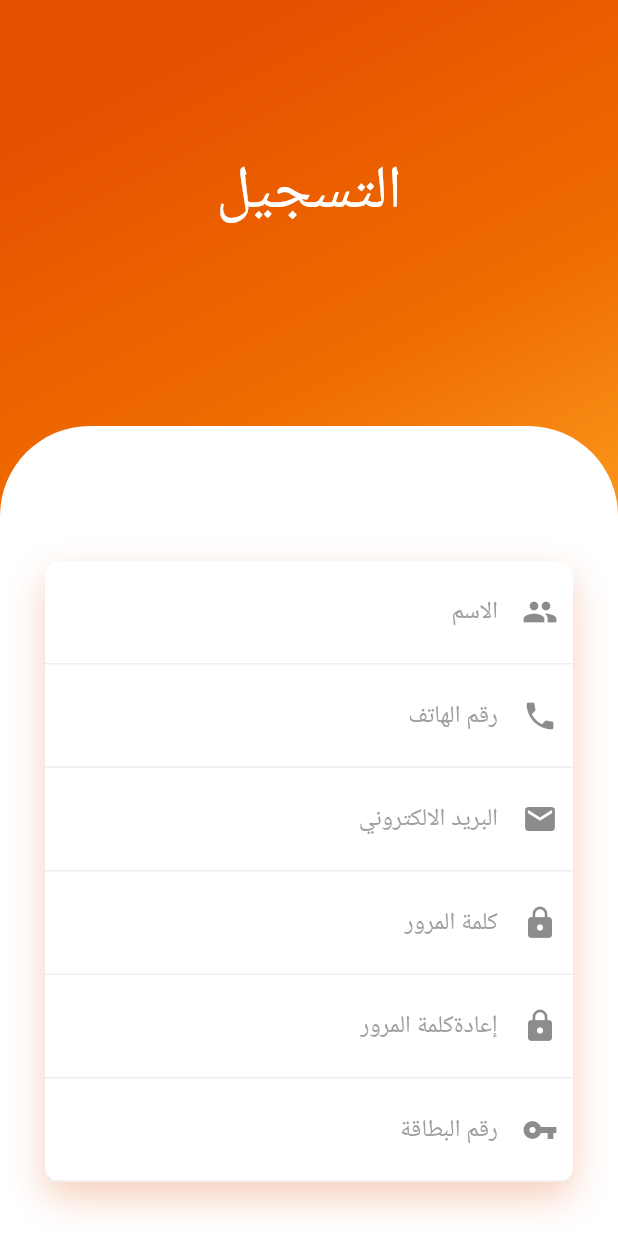
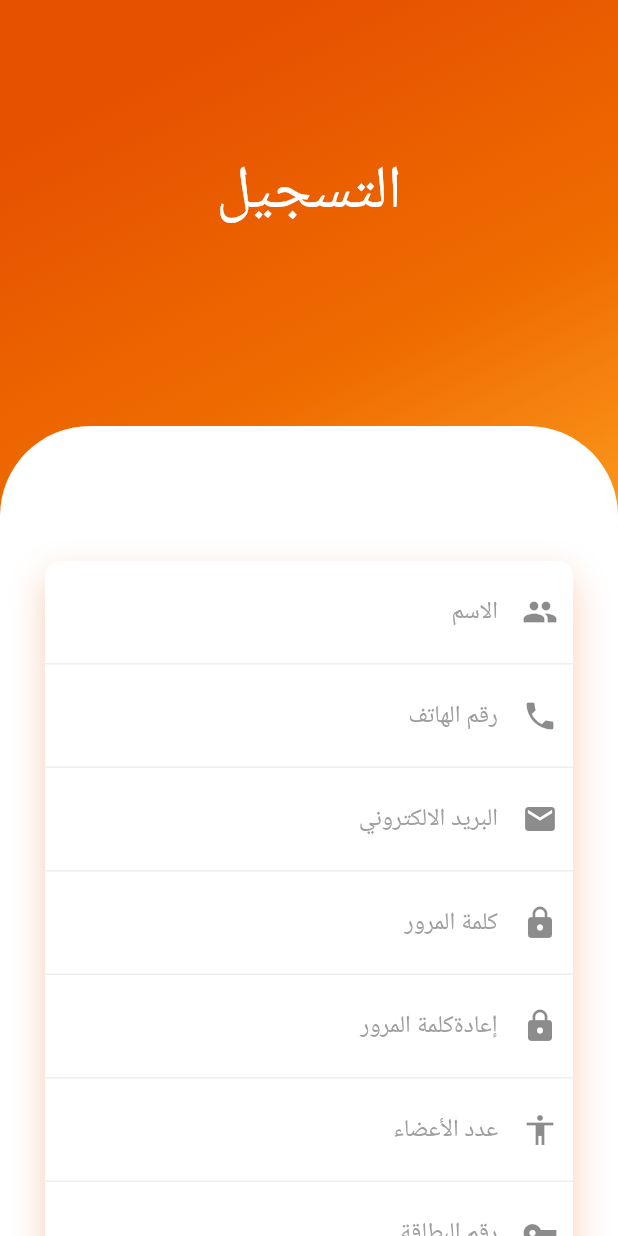
Before and after one commit to esraaahmed6/Tamwink, a Flutter app: the Repage screen opened by its route, on a phone screen of 412 x 824 dp. Run offline on Flutter 3.47's test engine with Material 2 defaults, Android fonts, the phone set to English and light mode, and no system bars; our stand-ins replace cloud_firestore, firebase_auth, firebase_storage, fluttertoast, font_awesome_flutter, image_picker and 3 more; missing offline and left inert: auto_direction, credit_card; accounts and stored records are empty; network calls fail.

Commit message:
Toka commit

```diff
--- a/lib/auth/regiter_page.dart
+++ b/lib/auth/regiter_page.dart
@@ -28,6 +28,7 @@ class _RepageState extends State<Repage> {
   TextEditingController password = new TextEditingController();
   TextEditingController re_password = new TextEditingController();
   TextEditingController ration_card = new TextEditingController();
+  TextEditingController member = new TextEditingController();
   final scaffoldKey = new GlobalKey<ScaffoldState>();
   // to read form
   final _formkey = GlobalKey<FormState>();
@@ -48,6 +49,7 @@ class _RepageState extends State<Repage> {
     email.dispose();
     re_password.dispose();
     ration_card.dispose();
+    member.dispose();
   }
   final GlobalKey<FormState> _formKey = GlobalKey<FormState>();
 
@@ -168,10 +170,12 @@ class _RepageState extends State<Repage> {
 
                                           decoration: InputDecoration(
                                               hintText: "البريد الالكتروني",
+
                                               hintStyle: TextStyle(
                                                   color: Colors.grey),
                                               border: InputBorder.none,
                                               icon: Icon(Icons.email)
+
                                           ),
                                           controller: email,
                                           validator: emailValidator,
@@ -185,7 +189,7 @@ class _RepageState extends State<Repage> {
                                         ),
                                         child: TextFormField(
                                           // ignore: missing_return
-
+                                          obscureText: true ,
                                           decoration: InputDecoration(
                                               hintText: "كلمة المرور",
                                               hintStyle: TextStyle(
@@ -205,7 +209,7 @@ class _RepageState extends State<Repage> {
                                         ),
                                         child: TextFormField(
                                           // ignore: missing_return
-
+                                          obscureText: true ,
                                           decoration: InputDecoration(
                                               hintText: "إعادةكلمة المرور",
                                               hintStyle: TextStyle(
@@ -217,7 +221,26 @@ class _RepageState extends State<Repage> {
                                           validator: pwdValidator,
                                         ),
                                       ),
+                                      Container(
+                                        padding: EdgeInsets.all(10),
+                                        decoration: BoxDecoration(
+                                            border: Border(bottom: BorderSide(
+                                                color: Colors.grey[200]))
+                                        ),
+                                        child: TextFormField(
+                                          keyboardType: TextInputType.phone,
+                                          decoration: InputDecoration(
+                                              hintText: "عدد الأعضاء",
+                                              hintStyle: TextStyle(
+                                                  color: Colors.grey),
+                                              border: InputBorder.none,
+                                              icon: Icon(Icons.accessibility)
+                                          ),
+                                          controller: member,
+                                          //validator: validateMobile,
+                                        ),
 
+                                      ),
 
                                       Container(
                                         padding: EdgeInsets.all(10),
@@ -241,6 +264,7 @@ class _RepageState extends State<Repage> {
                                     ],
                                   ),
                                 ),
+
                                 SizedBox(height: 40,),
                                 Container(
                                   height: 50,
@@ -277,6 +301,7 @@ class _RepageState extends State<Repage> {
                                               'ration_card': ration_card.text,
                                               'PhoneNumber':
                                               phoneNumber.text,
+                                              'member':member.text,
 
                                             }).then((result) async {
                                               setState(() {
@@ -302,6 +327,7 @@ class _RepageState extends State<Repage> {
                                               ration_card.clear();
                                               phoneNumber.clear();
                                               re_password.clear();
+                                              member.clear();
                                             }).catchError((err) {
 //                                              dialogBox.information(
 //                                                  context, "Error", err.toString());
--- a/pubspec.yaml
+++ b/pubspec.yaml
@@ -40,6 +40,7 @@ dependencies:
   font_awesome_flutter: ^8.7.0
   image_picker: ^0.6.3+4
   firebase_storage: ^3.1.3
+  progress_indicators: ^0.1.5
 
 
 dev_dependencies:
```
Also changed, not shown: lib/customer/profile.dart (+109 -92 lines), pubspec.lock.
